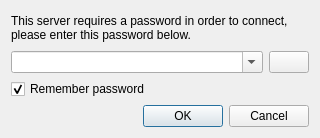
Qt form src/core/gui/passwordDlg.ui (Destroyerrrocket/doomseeker-unofficial) before a commit.
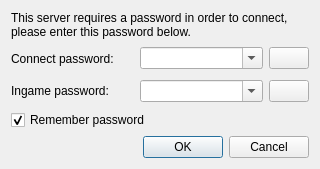
The same form after that commit. Icons and pictures are not drawn.

Commit message: - Prepared client password input dialog to accept in-game passwords.

```diff
--- a/src/core/gui/passwordDlg.ui
+++ b/src/core/gui/passwordDlg.ui
@@ -7,7 +7,7 @@
     <x>0</x>
     <y>0</y>
     <width>320</width>
-    <height>138</height>
+    <height>169</height>
    </rect>
   </property>
   <property name="sizePolicy">
@@ -43,9 +43,20 @@
     </widget>
    </item>
    <item>
+    <widget class="QWidget" name="connectPasswordWidget" native="true">
     <layout class="QHBoxLayout" name="horizontalLayout">
+      <property name="margin">
+       <number>0</number>
+      </property>
      <item>
-      <widget class="QComboBox" name="cboPassword">
+       <widget class="QLabel" name="label_2">
+        <property name="text">
+         <string>Connect password:</string>
+        </property>
+       </widget>
+      </item>
+      <item>
+       <widget class="QComboBox" name="cboConnectPassword">
        <property name="editable">
         <bool>true</bool>
        </property>
@@ -69,6 +80,47 @@
       </widget>
      </item>
     </layout>
+    </widget>
+   </item>
+   <item>
+    <widget class="QWidget" name="ingamePasswordWidget" native="true">
+     <layout class="QHBoxLayout" name="horizontalLayout_2">
+      <property name="margin">
+       <number>0</number>
+      </property>
+      <item>
+       <widget class="QLabel" name="label_3">
+        <property name="text">
+         <string>Ingame password:</string>
+        </property>
+       </widget>
+      </item>
+      <item>
+       <widget class="QComboBox" name="cboIngamePassword">
+        <property name="editable">
+         <bool>true</bool>
+        </property>
+        <property name="insertPolicy">
+         <enum>QComboBox::InsertAlphabetically</enum>
+        </property>
+       </widget>
+      </item>
+      <item>
+       <widget class="QPushButton" name="btnDelMemorizedIngamePassword">
+        <property name="sizePolicy">
+         <sizepolicy hsizetype="Maximum" vsizetype="Fixed">
+          <horstretch>0</horstretch>
+          <verstretch>0</verstretch>
+         </sizepolicy>
+        </property>
+        <property name="icon">
+         <iconset resource="../../../media/resources.qrc">
+          <normaloff>:/icons/x.png</normaloff>:/icons/x.png</iconset>
+        </property>
+       </widget>
+      </item>
+     </layout>
+    </widget>
    </item>
    <item>
     <widget class="QCheckBox" name="remember">
```
Left out of the diff: 31 changed lines with no effect on the pictures. Lines whose indentation alone changed are shown as unchanged. The commit also changes 5 other files.
